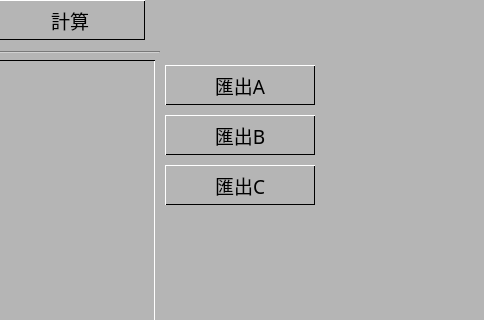
Qt form WireArrangeGUI.ui (eyichia/winding) before a commit; both pictures show x 540 to 1024 and y 310 to 630 of the 1024 by 768 pixel window.
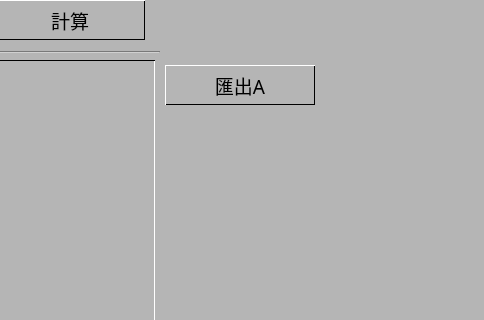
The same form after that commit. Icons and pictures are not drawn.

What changed in the file:
```diff
--- a/WireArrangeGUI.ui
+++ b/WireArrangeGUI.ui
@@ -1860,126 +1860,6 @@
      <string>匯出A</string>
     </property>
    </widget>
-   <widget class="QPushButton" name="PB_B_export_coordinates">
-    <property name="geometry">
-     <rect>
-      <x>705</x>
-      <y>400</y>
-      <width>150</width>
-      <height>40</height>
-     </rect>
-    </property>
-    <property name="sizePolicy">
-     <sizepolicy hsizetype="Minimum" vsizetype="Ignored">
-      <horstretch>0</horstretch>
-      <verstretch>0</verstretch>
-     </sizepolicy>
-    </property>
-    <property name="font">
-     <font>
-      <family>Microsoft YaHei</family>
-      <pointsize>14</pointsize>
-      <stylestrategy>PreferDefault</stylestrategy>
-     </font>
-    </property>
-    <property name="styleSheet">
-     <string notr="true">/*border-width	邊框粗細	1px, 5px
-border-style	邊框樣式	solid (實線), dashed (虛線), dotted (點線)
-border-top-width	只設定上方邊框	2px
-border-radius	圓角程度	15px (半徑)
-font-family: &quot;Microsoft YaHei&quot;;
-font-size: 10; */ 
-/* 平時的樣式 */
-QPushButton {
-	border-style: solid; 
-	border-width: 1;
-	background-color: #B5B5B5;
-	border-top-color: white;
-	border-left-color: white;
-	border-bottom-color: black;
-	border-right-color: black;
-}
-
-/* 滑鼠移上去時 (:hover) */
-/*QPushButton:hover {
-    background-color: #e1f5fe;
-}*/
-
-/* 按下去的瞬間 (:pressed) */
-QPushButton:pressed {
-	border-style: solid; 
-	border-width: 1;
-	background-color: #999999;
-	border-top-color: black;
-	border-left-color: black;
-	border-bottom-color: white;
-	border-right-color: white;
-}</string>
-    </property>
-    <property name="text">
-     <string>匯出B</string>
-    </property>
-   </widget>
-   <widget class="QPushButton" name="PB_C_export_coordinates">
-    <property name="geometry">
-     <rect>
-      <x>705</x>
-      <y>450</y>
-      <width>150</width>
-      <height>40</height>
-     </rect>
-    </property>
-    <property name="sizePolicy">
-     <sizepolicy hsizetype="Minimum" vsizetype="Ignored">
-      <horstretch>0</horstretch>
-      <verstretch>0</verstretch>
-     </sizepolicy>
-    </property>
-    <property name="font">
-     <font>
-      <family>Microsoft YaHei</family>
-      <pointsize>14</pointsize>
-      <stylestrategy>PreferDefault</stylestrategy>
-     </font>
-    </property>
-    <property name="styleSheet">
-     <string notr="true">/*border-width	邊框粗細	1px, 5px
-border-style	邊框樣式	solid (實線), dashed (虛線), dotted (點線)
-border-top-width	只設定上方邊框	2px
-border-radius	圓角程度	15px (半徑)
-font-family: &quot;Microsoft YaHei&quot;;
-font-size: 10; */ 
-/* 平時的樣式 */
-QPushButton {
-	border-style: solid; 
-	border-width: 1;
-	background-color: #B5B5B5;
-	border-top-color: white;
-	border-left-color: white;
-	border-bottom-color: black;
-	border-right-color: black;
-}
-
-/* 滑鼠移上去時 (:hover) */
-/*QPushButton:hover {
-    background-color: #e1f5fe;
-}*/
-
-/* 按下去的瞬間 (:pressed) */
-QPushButton:pressed {
-	border-style: solid; 
-	border-width: 1;
-	background-color: #999999;
-	border-top-color: black;
-	border-left-color: black;
-	border-bottom-color: white;
-	border-right-color: white;
-}</string>
-    </property>
-    <property name="text">
-     <string>匯出C</string>
-    </property>
-   </widget>
   </widget>
   <widget class="QMenuBar" name="menubar">
    <property name="geometry">
```
Left out of the diff: 2 changed lines with no effect on the pictures.
